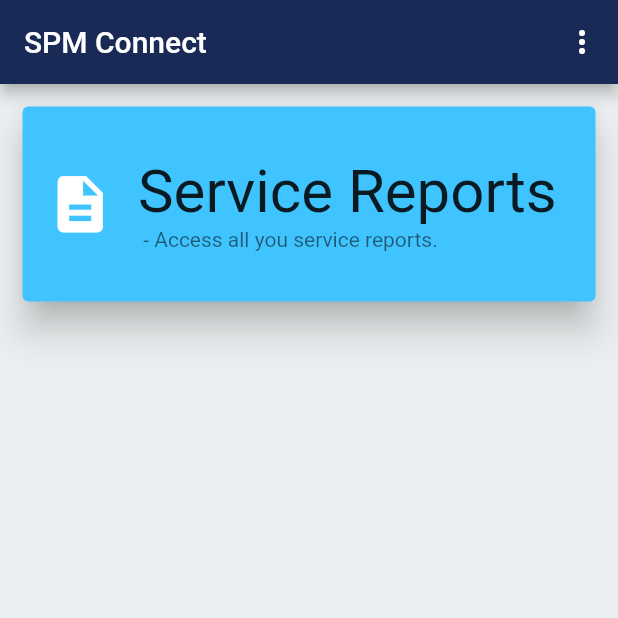
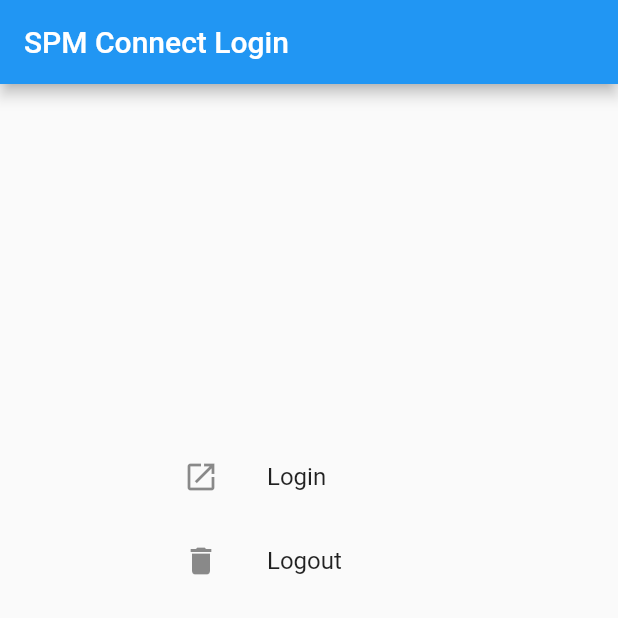
Before and after one commit to luv4ever2shail/spmconnectflutter, a Flutter app: the screen it shows after launch, on a phone screen of 412 x 824 dp, the top half of it. Run offline on Flutter 3.47's test engine with Material 2 defaults, Android fonts, the phone set to English and light mode, and no system bars; our stand-ins replace datetime_picker_formfield, flushbar, flutter_markdown, flutter_masked_text, sqflite; missing offline and left inert: aad_oauth; accounts and stored records are empty.

Commit message:
added login authentication and swipe between pages , modified tabs added customer section

```diff
--- a/lib/main.dart
+++ b/lib/main.dart
@@ -1,6 +1,7 @@
 import 'package:flutter/material.dart';
 // import 'package:spmconnectapp/Maps.dart';
-import 'package:spmconnectapp/screens/home.dart';
+//import 'package:spmconnectapp/screens/home.dart';
+import 'package:spmconnectapp/screens/login.dart';
 
 void main() => runApp(MyApp());
 
@@ -12,7 +13,7 @@ class MyApp extends StatelessWidget {
       title: 'Service Reports',
       debugShowCheckedModeBanner: false,
       theme: ThemeData(primarySwatch: Colors.blue),
-      home: Myhome(),
+      home:MyLoginPage(title : 'SPM Connect Login'),
     );
   }
 }
--- /dev/null
+++ b/lib/screens/login.dart
@@ -0,0 +1,101 @@
+import 'package:aad_oauth/aad_oauth.dart';
+import 'package:aad_oauth/model/config.dart';
+import 'package:flutter/material.dart';
+import 'package:spmconnectapp/screens/home.dart';
+
+class MyLoginPage extends StatefulWidget {
+  MyLoginPage({Key key, this.title}) : super(key: key);
+  final String title;
+
+  @override
+  _MyLoginPageState createState() => new _MyLoginPageState();
+}
+
+class _MyLoginPageState extends State<MyLoginPage> {
+  @override
+  initState() {
+    super.initState();
+  }
+
+  static final Config config = new Config(
+      "f01aeb10-788c-4137-b031-9eb6bcccd671",
+      "47367b96-9640-40ff-912f-73e75cd333f1",
+      "openid profile offline_access");
+  final AadOAuth oauth = AadOAuth(config);
+
+  Widget build(BuildContext context) {
+    // adjust window size for browser login
+    oauth.setWebViewScreenSize(MediaQuery.of(context).size);
+
+    return new Scaffold(
+      appBar: new AppBar(
+        title: new Text(widget.title),
+      ),
+      body: Center(
+        child: Container(
+          child: ListView(
+            children: <Widget>[
+              ListTile(
+                leading: Icon(Icons.launch),
+                title: Text('Login'),
+                onTap: () {
+                  login();
+                },
+              ),
+              ListTile(
+                leading: Icon(Icons.delete),
+                title: Text('Logout'),
+                onTap: () {
+                  logout();
+                },
+              ),
+            ],
+          ),
+          constraints: BoxConstraints(
+              maxHeight: 300.0,
+              maxWidth: 200.0,
+              minWidth: 150.0,
+              minHeight: 150.0),
+        ),
+      ),
+    );
+  }
+
+  void showError(dynamic ex) {
+    // showMessage(ex.toString(),false);
+    showMessage('Login Interrupted by the user.',false);
+  }
+
+  void showMessage(String text, bool login) {
+    var alert = new AlertDialog(content: new Text(text), actions: <Widget>[
+      new FlatButton(
+          child: const Text("Ok"),
+          onPressed: () {
+            Navigator.pop(context);
+            if(login){
+               Navigator.push(context, MaterialPageRoute(builder: (context) {
+              return Myhome();
+            }));
+            }
+          })
+    ]);
+    showDialog(context: context, builder: (BuildContext context) => alert);
+  }
+
+  void login() async {
+    try {
+      await oauth.login();
+      String accessToken = await oauth.getAccessToken();
+      //showMessage("Logged in successfully, your access token: $accessToken",true);
+      print('$accessToken');
+      showMessage('Logged in successfully',true);
+    } catch (e) {
+      showError(e);
+    }
+  }
+
+  void logout() async {
+    await oauth.logout();
+    showMessage("Logged out",false);
+  }
+}
--- a/lib/utils/database_helper.dart
+++ b/lib/utils/database_helper.dart
@@ -23,6 +23,8 @@ class DatabaseHelper {
   String colfurteractions = 'furtheractions';
   String colcustcomments = 'custcomments';
   String colcustrep = 'custrep';
+  String colcustemail = 'custemail';
+  String colcustcontact = 'custcontact';
   String colreportmapid = 'reportmapid';
 
   String taskTable = 'tasks_tbl';
@@ -69,7 +71,7 @@ class DatabaseHelper {
     await db.execute(
         'CREATE TABLE $reportTable($colId INTEGER PRIMARY KEY AUTOINCREMENT, $colProjectno TEXT, '
         '$colCustomer TEXT, $colPlantloc TEXT,$colContactname TEXT,$colAuthorby TEXT,$colEquipment TEXT,$colTechname TEXT, $colDate TEXT, '
-        '$colfurteractions TEXT,$colcustcomments TEXT,$colcustrep TEXT,$colreportmapid INTEGER)');
+        '$colfurteractions TEXT,$colcustcomments TEXT,$colcustrep TEXT,$colcustemail TEXT,$colcustcontact TEXT,$colreportmapid INTEGER)');
     await db.execute(
         'CREATE TABLE $taskTable($coltaskId INTEGER PRIMARY KEY AUTOINCREMENT, $coltaskreportid INTEGER, '
         '$coltaskItem TEXT, $coltaskStartTime TEXT, $coltaskEndTime TEXT,$coltaskWork TEXT,$coltaskHours TEXT,$coltaskDate TEXT)');
--- a/pubspec.yaml
+++ b/pubspec.yaml
@@ -25,6 +25,8 @@ dependencies:
   flutter_markdown: ^0.2.0
   flushbar: ^1.4.0
   datetime_picker_formfield: ^0.1.8
+  aad_oauth: ^0.1.4
+  flutter_masked_text: ^0.8.0
   # The following adds the Cupertino Icons font to your application.
   # Use with the CupertinoIcons class for iOS style icons.
   cupertino_icons: ^0.1.2
```
Also changed, not shown: lib/models/report.dart (+21 -0 lines), lib/screens/home.dart (+26 -3 lines), lib/screens/report_detail_pg2.dart (+5 -3 lines), lib/screens/report_detail_pg3.dart (+2 -64 lines), lib/screens/report_detail_pg4.dart (added, +176 -0 lines), lib/screens/reportdetailtabs.dart (+44 -0 lines), lib/screens/task_list.dart (+6 -21 lines), pubspec.lock, 8 other files.
